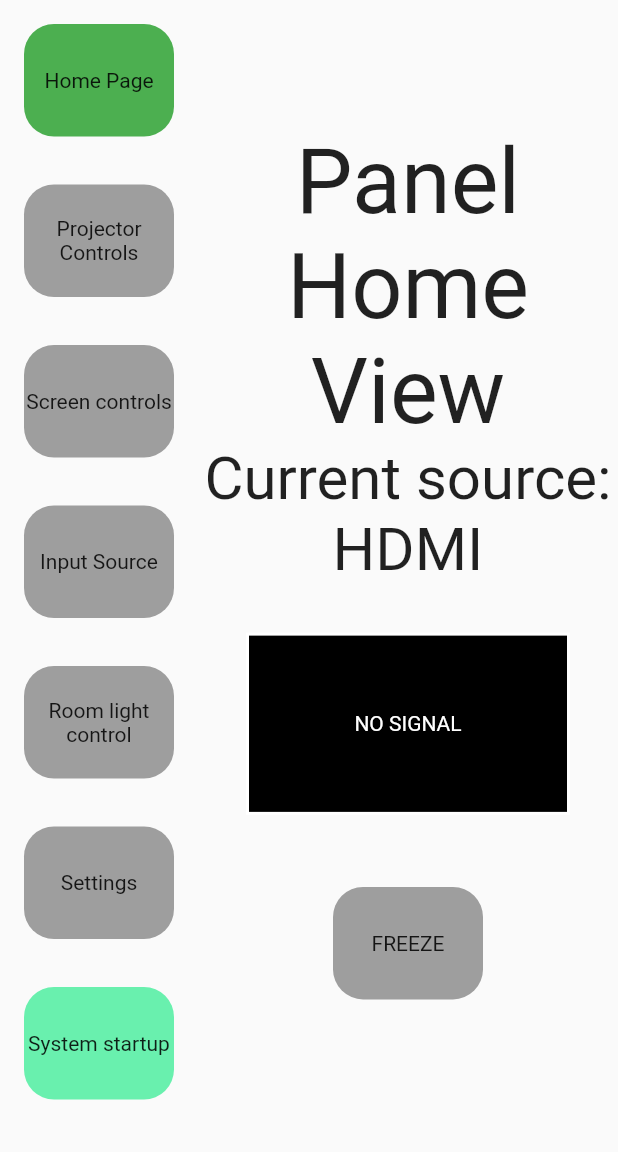
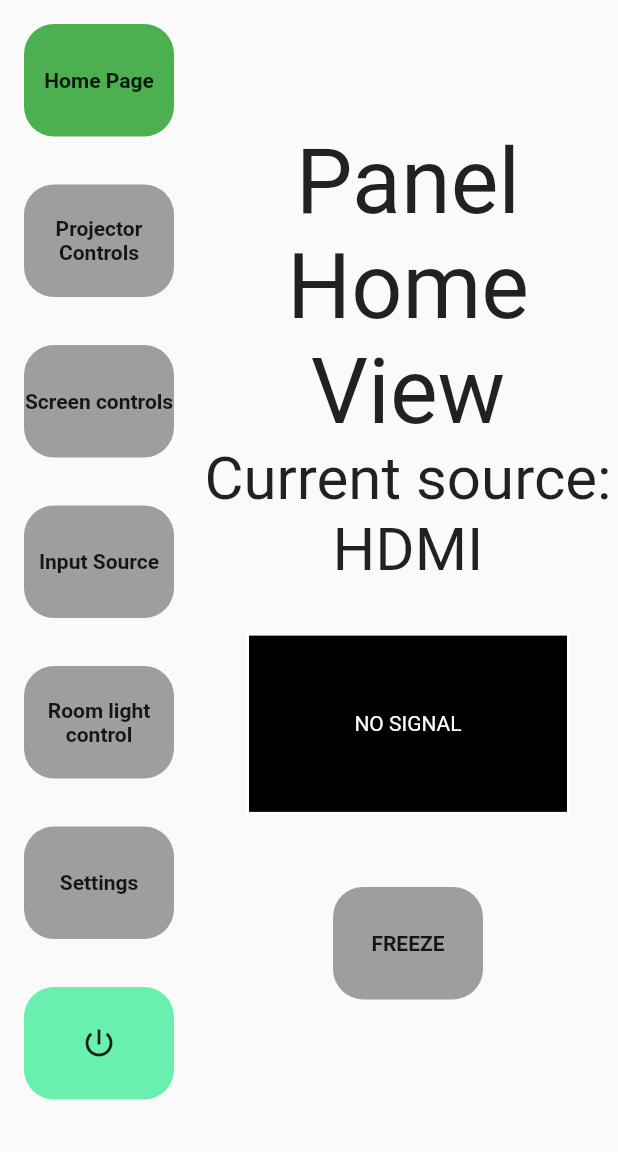
Before and after one commit to hautaniemip/CT30A2803-HT, a Flutter app: the screen it shows after launch, on a phone screen of 412 x 824 dp, the part 84-1236 px from its top. Run offline on Flutter 3.47's test engine with Material 2 defaults, Android fonts, the phone set to English and light mode, and no system bars; our stand-ins replace shared_preferences.

Commit message:
Adjusted font thickness and tiny changes in text

```diff
--- a/lib/widgets.dart
+++ b/lib/widgets.dart
@@ -71,6 +71,9 @@ class ButtonState extends State<Button> {
                       ? widget.label
                       : (widget.secondaryLabel ?? widget.label),
                   textAlign: TextAlign.center,
+                  style: TextStyle(
+  	                fontWeight: FontWeight.bold,
+                  ),
                 ),
             ],
           ),
@@ -136,6 +139,9 @@ class TabButton extends StatelessWidget {
                       ? label
                       : (secondaryLabel ?? label),
                   textAlign: TextAlign.center,
+                  style: TextStyle(
+  	                fontWeight: FontWeight.bold,
+                  ),
                 ),
             ],
           ),
```
Also changed, not shown: lib/sections.dart (+19 -5 lines).
